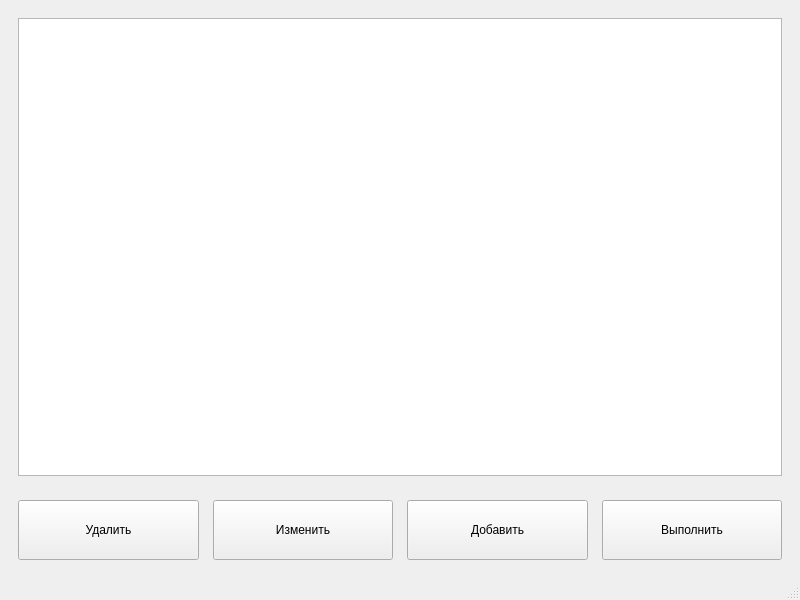
Qt form mainwindow.ui (wannabedigital/qt-simple-todo) before a commit.
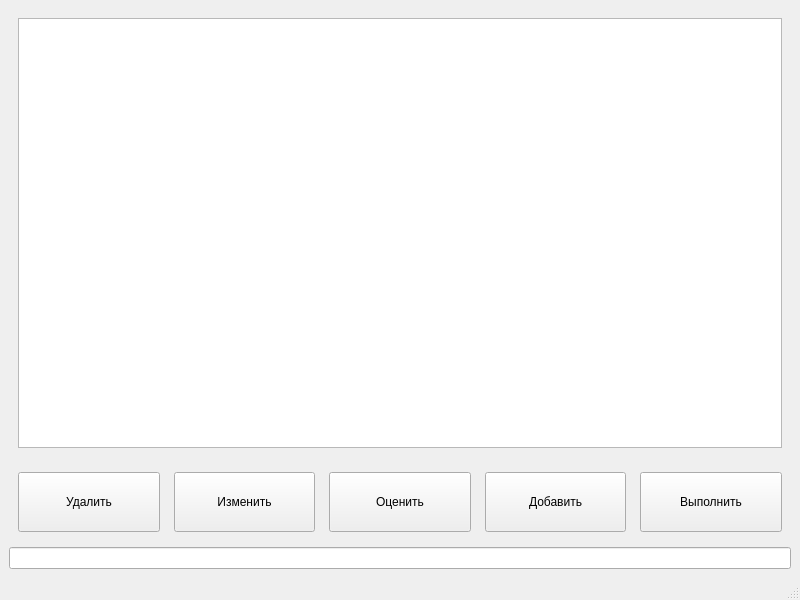
The same form after that commit.

Commit message: feat: add rating button

Patch:
```diff
--- a/mainwindow.ui
+++ b/mainwindow.ui
@@ -15,19 +15,10 @@
   </property>
   <widget class="QWidget" name="centralwidget">
    <layout class="QGridLayout" name="gridLayout">
-    <item row="0" column="0">
-     <widget class="QWidget" name="widget" native="true">
-      <layout class="QVBoxLayout" name="verticalLayout">
-       <item>
-        <widget class="QTableView" name="tableView"/>
-       </item>
-      </layout>
-     </widget>
-    </item>
-    <item row="2" column="0">
+    <item row="3" column="0">
      <widget class="QWidget" name="widget_2" native="true">
       <layout class="QGridLayout" name="gridLayout_2">
-       <item row="0" column="8">
+       <item row="0" column="10">
         <widget class="QPushButton" name="markDoneButton">
          <property name="sizePolicy">
           <sizepolicy hsizetype="Minimum" vsizetype="Fixed">
@@ -46,7 +37,23 @@
          </property>
         </widget>
        </item>
-       <item row="0" column="6">
+       <item row="0" column="3">
+        <spacer name="horizontalSpacer">
+         <property name="orientation">
+          <enum>Qt::Orientation::Horizontal</enum>
+         </property>
+         <property name="sizeType">
+          <enum>QSizePolicy::Policy::Fixed</enum>
+         </property>
+         <property name="sizeHint" stdset="0">
+          <size>
+           <width>8</width>
+           <height>20</height>
+          </size>
+         </property>
+        </spacer>
+       </item>
+       <item row="0" column="8">
         <widget class="QPushButton" name="addButton">
          <property name="sizePolicy">
           <sizepolicy hsizetype="Minimum" vsizetype="Fixed">
@@ -65,41 +72,6 @@
          </property>
         </widget>
        </item>
-       <item row="0" column="4">
-        <widget class="QPushButton" name="editButton">
-         <property name="sizePolicy">
-          <sizepolicy hsizetype="Minimum" vsizetype="Fixed">
-           <horstretch>0</horstretch>
-           <verstretch>0</verstretch>
-          </sizepolicy>
-         </property>
-         <property name="minimumSize">
-          <size>
-           <width>0</width>
-           <height>60</height>
-          </size>
-         </property>
-         <property name="text">
-          <string>Изменить</string>
-         </property>
-        </widget>
-       </item>
-       <item row="0" column="5">
-        <spacer name="horizontalSpacer_2">
-         <property name="orientation">
-          <enum>Qt::Orientation::Horizontal</enum>
-         </property>
-         <property name="sizeType">
-          <enum>QSizePolicy::Policy::Fixed</enum>
-         </property>
-         <property name="sizeHint" stdset="0">
-          <size>
-           <width>8</width>
-           <height>20</height>
-          </size>
-         </property>
-        </spacer>
-       </item>
        <item row="0" column="2">
         <widget class="QPushButton" name="deleteButton">
          <property name="sizePolicy">
@@ -119,23 +91,26 @@
          </property>
         </widget>
        </item>
-       <item row="0" column="3">
-        <spacer name="horizontalSpacer">
-         <property name="orientation">
-          <enum>Qt::Orientation::Horizontal</enum>
+       <item row="0" column="4">
+        <widget class="QPushButton" name="editButton">
+         <property name="sizePolicy">
+          <sizepolicy hsizetype="Minimum" vsizetype="Fixed">
+           <horstretch>0</horstretch>
+           <verstretch>0</verstretch>
+          </sizepolicy>
          </property>
-         <property name="sizeType">
-          <enum>QSizePolicy::Policy::Fixed</enum>
-         </property>
-         <property name="sizeHint" stdset="0">
+         <property name="minimumSize">
           <size>
-           <width>8</width>
-           <height>20</height>
+           <width>0</width>
+           <height>60</height>
           </size>
          </property>
-        </spacer>
+         <property name="text">
+          <string>Изменить</string>
+         </property>
+        </widget>
        </item>
-       <item row="0" column="7">
+       <item row="0" column="9">
         <spacer name="horizontalSpacer_3">
          <property name="orientation">
           <enum>Qt::Orientation::Horizontal</enum>
@@ -151,9 +126,72 @@
          </property>
         </spacer>
        </item>
+       <item row="0" column="7">
+        <spacer name="horizontalSpacer_2">
+         <property name="orientation">
+          <enum>Qt::Orientation::Horizontal</enum>
+         </property>
+         <property name="sizeType">
+          <enum>QSizePolicy::Policy::Fixed</enum>
+         </property>
+         <property name="sizeHint" stdset="0">
+          <size>
+           <width>8</width>
+           <height>20</height>
+          </size>
+         </property>
+        </spacer>
+       </item>
+       <item row="0" column="6">
+        <widget class="QPushButton" name="ratingButton">
+         <property name="sizePolicy">
+          <sizepolicy hsizetype="Minimum" vsizetype="Fixed">
+           <horstretch>0</horstretch>
+           <verstretch>0</verstretch>
+          </sizepolicy>
+         </property>
+         <property name="minimumSize">
+          <size>
+           <width>0</width>
+           <height>60</height>
+          </size>
+         </property>
+         <property name="text">
+          <string>Оценить</string>
+         </property>
+        </widget>
+       </item>
+       <item row="0" column="5">
+        <spacer name="horizontalSpacer_4">
+         <property name="orientation">
+          <enum>Qt::Orientation::Horizontal</enum>
+         </property>
+         <property name="sizeType">
+          <enum>QSizePolicy::Policy::Fixed</enum>
+         </property>
+         <property name="sizeHint" stdset="0">
+          <size>
+           <width>8</width>
+           <height>20</height>
+          </size>
+         </property>
+        </spacer>
+       </item>
       </layout>
      </widget>
     </item>
+    <item row="1" column="0">
+     <widget class="QWidget" name="widget" native="true">
+      <layout class="QVBoxLayout" name="verticalLayout">
+       <item>
+        <widget class="QTableView" name="tableView"/>
+       </item>
+      </layout>
+     </widget>
+    </item>
+    <item row="4" column="0">
+     <widget class="QLineEdit" name="lineEdit"/>
+    </item>
    </layout>
   </widget>
   <widget class="QStatusBar" name="statusbar"/>
```
The commit also changes 2 other files.
